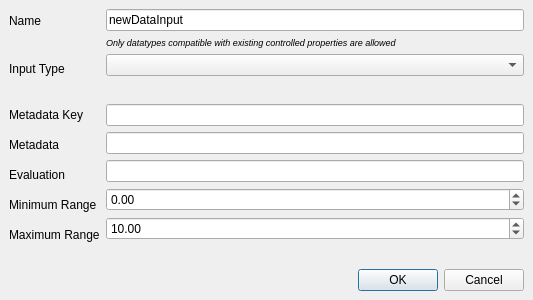
First picture: the form in src/Authoring/Studio/Application/DataInputDlg.ui, repository flyhex/qt3dstudio, before the edit.
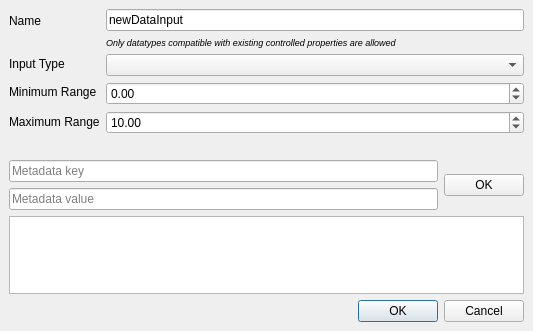
Second picture: the form after the edit.

Commit message:
Fix datainput metadata API
Add QHash map for metadata and implement UI in datainput management dialog
for specifying metadata table. Metadata keys and values are stored in
UIA file under "metadata" tag, delimiter-separated by '$' chars. Requires
corresponding changes on Runtime side.

Task-id: QT3DS-3046

```diff
--- a/src/Authoring/Studio/Application/DataInputDlg.ui
+++ b/src/Authoring/Studio/Application/DataInputDlg.ui
@@ -7,7 +7,7 @@
     <x>0</x>
     <y>0</y>
     <width>533</width>
-    <height>300</height>
+    <height>307</height>
    </rect>
   </property>
   <property name="windowTitle">
@@ -93,22 +93,28 @@
                <enum>Qt::Vertical</enum>
               </property>
               <property name="sizeType">
-               <enum>QSizePolicy::Preferred</enum>
+               <enum>QSizePolicy::Expanding</enum>
               </property>
               <property name="sizeHint" stdset="0">
                <size>
                 <width>20</width>
-                <height>18</height>
+                <height>9</height>
                </size>
               </property>
              </spacer>
             </item>
             <item>
              <widget class="QLabel" name="labelNodeType">
+              <property name="sizePolicy">
+               <sizepolicy hsizetype="Preferred" vsizetype="Fixed">
+                <horstretch>0</horstretch>
+                <verstretch>0</verstretch>
+               </sizepolicy>
+              </property>
               <property name="minimumSize">
                <size>
                 <width>90</width>
-                <height>24</height>
+                <height>20</height>
                </size>
               </property>
               <property name="text">
@@ -116,61 +122,6 @@
               </property>
              </widget>
             </item>
-            <item>
-             <spacer name="verticalSpacer_2">
-              <property name="orientation">
-               <enum>Qt::Vertical</enum>
-              </property>
-              <property name="sizeType">
-               <enum>QSizePolicy::Expanding</enum>
-              </property>
-              <property name="sizeHint" stdset="0">
-               <size>
-                <width>20</width>
-                <height>14</height>
-               </size>
-              </property>
-             </spacer>
-            </item>
-            <item>
-             <widget class="QLabel" name="labelMetadataKey">
-              <property name="minimumSize">
-               <size>
-                <width>0</width>
-                <height>24</height>
-               </size>
-              </property>
-              <property name="text">
-               <string>Metadata Key</string>
-              </property>
-             </widget>
-            </item>
-            <item>
-             <widget class="QLabel" name="labelMetadata">
-              <property name="minimumSize">
-               <size>
-                <width>0</width>
-                <height>24</height>
-               </size>
-              </property>
-              <property name="text">
-               <string>Metadata</string>
-              </property>
-             </widget>
-            </item>
-            <item>
-             <widget class="QLabel" name="labelEvaluation">
-              <property name="minimumSize">
-               <size>
-                <width>0</width>
-                <height>24</height>
-               </size>
-              </property>
-              <property name="text">
-               <string>Evaluation</string>
-              </property>
-             </widget>
-            </item>
             <item>
              <widget class="QLabel" name="labelMin">
               <property name="minimumSize">
@@ -206,19 +157,6 @@
               </property>
              </widget>
             </item>
-            <item>
-             <spacer name="verticalSpacer_4">
-              <property name="orientation">
-               <enum>Qt::Vertical</enum>
-              </property>
-              <property name="sizeHint" stdset="0">
-               <size>
-                <width>20</width>
-                <height>15</height>
-               </size>
-              </property>
-             </spacer>
-            </item>
            </layout>
           </widget>
          </item>
@@ -273,40 +211,6 @@
               </property>
              </widget>
             </item>
-            <item>
-             <spacer name="verticalSpacer">
-              <property name="orientation">
-               <enum>Qt::Vertical</enum>
-              </property>
-              <property name="sizeHint" stdset="0">
-               <size>
-                <width>20</width>
-                <height>40</height>
-               </size>
-              </property>
-             </spacer>
-            </item>
-            <item>
-             <widget class="QLineEdit" name="lineEditMetadataKey">
-              <property name="toolTip">
-               <string>Key for accessing the metadata for this Data Input</string>
-              </property>
-             </widget>
-            </item>
-            <item>
-             <widget class="QLineEdit" name="lineEditMetadata">
-              <property name="toolTip">
-               <string>Metadata associated with this Data Input</string>
-              </property>
-             </widget>
-            </item>
-            <item>
-             <widget class="QLineEdit" name="lineEditEvaluation">
-              <property name="toolTip">
-               <string/>
-              </property>
-             </widget>
-            </item>
             <item>
              <widget class="QDoubleSpinBox" name="doubleSpinBoxMin">
               <property name="toolTip">
@@ -336,25 +240,132 @@
               </property>
              </widget>
             </item>
-            <item>
-             <spacer name="verticalSpacer_3">
-              <property name="orientation">
-               <enum>Qt::Vertical</enum>
-              </property>
-              <property name="sizeHint" stdset="0">
-               <size>
-                <width>20</width>
-                <height>40</height>
-               </size>
-              </property>
-             </spacer>
-            </item>
            </layout>
           </widget>
          </item>
         </layout>
        </widget>
       </item>
+      <item>
+       <spacer name="verticalSpacer">
+        <property name="orientation">
+         <enum>Qt::Vertical</enum>
+        </property>
+        <property name="sizeType">
+         <enum>QSizePolicy::Fixed</enum>
+        </property>
+        <property name="sizeHint" stdset="0">
+         <size>
+          <width>20</width>
+          <height>20</height>
+         </size>
+        </property>
+       </spacer>
+      </item>
+      <item>
+       <layout class="QGridLayout" name="gridLayout">
+        <property name="sizeConstraint">
+         <enum>QLayout::SetMaximumSize</enum>
+        </property>
+        <item row="1" column="0">
+         <widget class="QLineEdit" name="lineEditMetadata">
+          <property name="text">
+           <string/>
+          </property>
+          <property name="placeholderText">
+           <string>Metadata value</string>
+          </property>
+         </widget>
+        </item>
+        <item row="0" column="0">
+         <widget class="QLineEdit" name="lineEditMetadataKey">
+          <property name="text">
+           <string/>
+          </property>
+          <property name="placeholderText">
+           <string>Metadata key</string>
+          </property>
+         </widget>
+        </item>
+        <item row="0" column="1" rowspan="2">
+         <widget class="QPushButton" name="pushButtonAddMeta">
+          <property name="sizePolicy">
+           <sizepolicy hsizetype="Fixed" vsizetype="Fixed">
+            <horstretch>0</horstretch>
+            <verstretch>1</verstretch>
+           </sizepolicy>
+          </property>
+          <property name="toolTip">
+           <string>Enter metadata</string>
+          </property>
+          <property name="text">
+           <string>OK</string>
+          </property>
+         </widget>
+        </item>
+        <item row="3" column="0" colspan="2">
+         <widget class="QTableWidget" name="tableEditMetadata">
+          <property name="enabled">
+           <bool>true</bool>
+          </property>
+          <property name="sizePolicy">
+           <sizepolicy hsizetype="Expanding" vsizetype="Expanding">
+            <horstretch>5</horstretch>
+            <verstretch>0</verstretch>
+           </sizepolicy>
+          </property>
+          <property name="minimumSize">
+           <size>
+            <width>0</width>
+            <height>78</height>
+           </size>
+          </property>
+          <property name="baseSize">
+           <size>
+            <width>0</width>
+            <height>0</height>
+           </size>
+          </property>
+          <property name="toolTip">
+           <string>Metadata key - value pairs. Double-click to edit.</string>
+          </property>
+          <property name="sizeAdjustPolicy">
+           <enum>QAbstractScrollArea::AdjustIgnored</enum>
+          </property>
+          <property name="alternatingRowColors">
+           <bool>false</bool>
+          </property>
+          <property name="selectionMode">
+           <enum>QAbstractItemView::NoSelection</enum>
+          </property>
+          <property name="selectionBehavior">
+           <enum>QAbstractItemView::SelectRows</enum>
+          </property>
+          <property name="showGrid">
+           <bool>false</bool>
+          </property>
+          <attribute name="horizontalHeaderVisible">
+           <bool>false</bool>
+          </attribute>
+          <attribute name="horizontalHeaderDefaultSectionSize">
+           <number>75</number>
+          </attribute>
+          <attribute name="horizontalHeaderHighlightSections">
+           <bool>false</bool>
+          </attribute>
+          <attribute name="horizontalHeaderStretchLastSection">
+           <bool>true</bool>
+          </attribute>
+          <attribute name="verticalHeaderVisible">
+           <bool>false</bool>
+          </attribute>
+          <attribute name="verticalHeaderHighlightSections">
+           <bool>false</bool>
+          </attribute>
+         </widget>
+        </item>
+       </layout>
+      </item>
       <item>
        <widget class="QWidget" name="widget_3" native="true">
         <layout class="QHBoxLayout" name="horizontalLayout_2">
```
Left out of the diff: 5 changed lines with no effect on the pictures. The commit also changes 6 other files.
